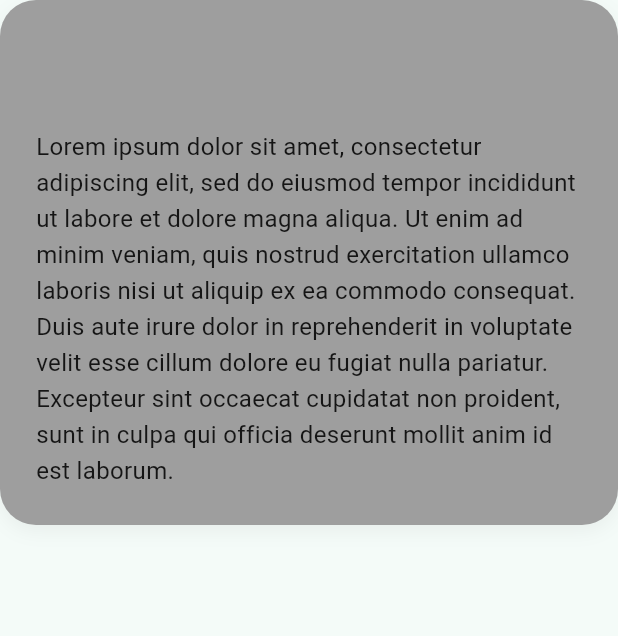
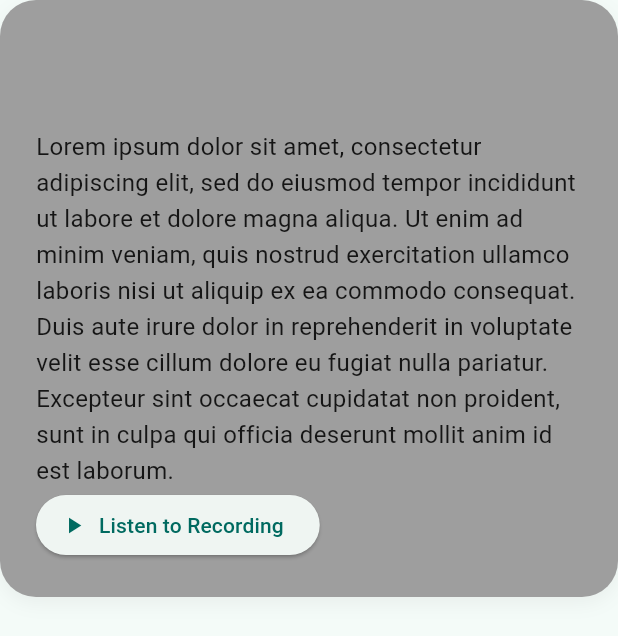
Before and after one commit to kemdav/voquadro, a Flutter app: the TranscriptPage widget shown alone on an empty page, opened directly with empty values, on a phone screen of 412 x 824 dp. Shown: the top 636 px of the screen. Run offline on Flutter 3.47's test engine with Material 3 defaults, Android fonts, the phone set to English and light mode, and no system bars; our stand-ins replace email_validator, flutter_dotenv, just_audio, logger, permission_handler, supabase_flutter; missing offline and left inert: bcrypt, record; accounts and stored records are empty.

Commit message:
feat: audio recording at speaking stage and audio playback

```diff
--- a/lib/hubs/controllers/audio_controller.dart
+++ b/lib/hubs/controllers/audio_controller.dart
@@ -102,10 +102,9 @@ class AudioController with ChangeNotifier {
       await _audioPlayer.setFilePath(_audioPath!);
       _audioState = AudioState.playing;
       notifyListeners();
-
+      logger.d('Playing Audio: $_audioPath');
       // Start playback
       await _audioPlayer.play();
-
       // When playback is complete, automatically stop
       _audioPlayer.playerStateStream.listen((state) {
         if (state.processingState == ProcessingState.completed) {
--- a/lib/screens/gameplay/feedback/transcript_page.dart
+++ b/lib/screens/gameplay/feedback/transcript_page.dart
@@ -1,4 +1,6 @@
 import 'package:flutter/material.dart';
+import 'package:provider/provider.dart';
+import 'package:voquadro/hubs/controllers/audio_controller.dart';
 
 class TranscriptPage extends StatelessWidget {
   const TranscriptPage({
@@ -12,6 +14,7 @@ class TranscriptPage extends StatelessWidget {
 
   @override
   Widget build(BuildContext context) {
+    final audioController = context.watch<AudioController>();
     return Container(
       decoration: BoxDecoration(
         color: cardBackground,
@@ -47,6 +50,26 @@ class TranscriptPage extends StatelessWidget {
                   height: 1.5,
                 ),
               ),
+              ElevatedButton.icon(
+                onPressed: () {
+                  // The button's action is now to play the recording
+                  if (audioController.audioState == AudioState.playing) {
+                    context.read<AudioController>().stopPlayback();
+                  } else {
+                    context.read<AudioController>().playRecording();
+                  }
+                },
+                icon: Icon(
+                  audioController.audioState == AudioState.playing
+                      ? Icons.stop
+                      : Icons.play_arrow,
+                ),
+                label: Text(
+                  audioController.audioState == AudioState.playing
+                      ? 'Stop Playback'
+                      : 'Listen to Recording',
+                ),
+              ),
             ],
           ),
         ),
```
Also changed, not shown: lib/hubs/controllers/public_speaking_controller.dart (+12 -1 lines), lib/hubs/managers/public_speaking_hub.dart (+18 -5 lines).
